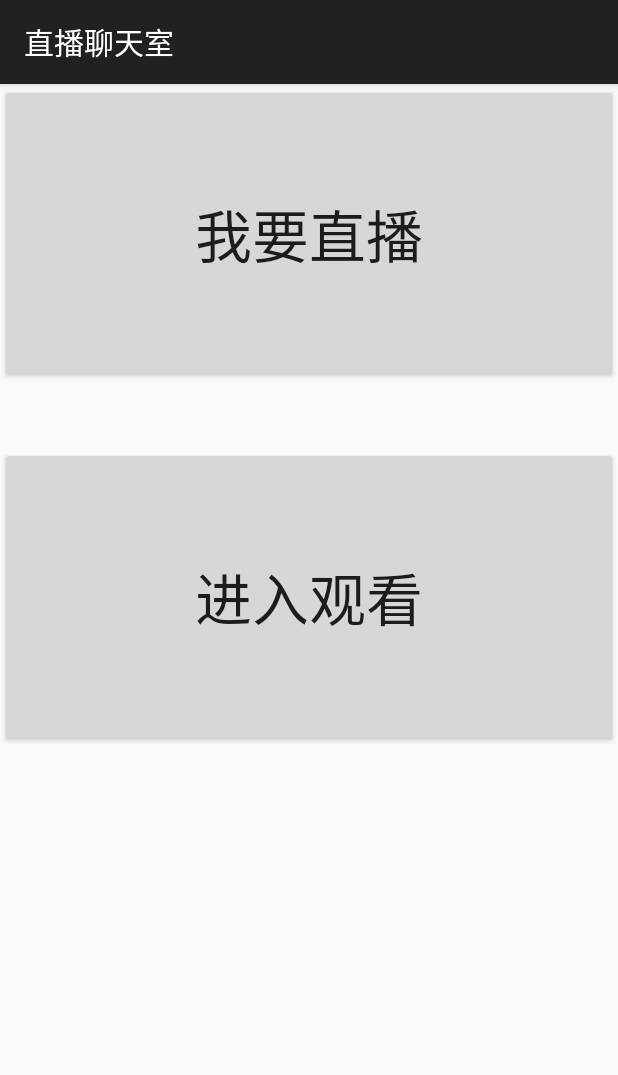
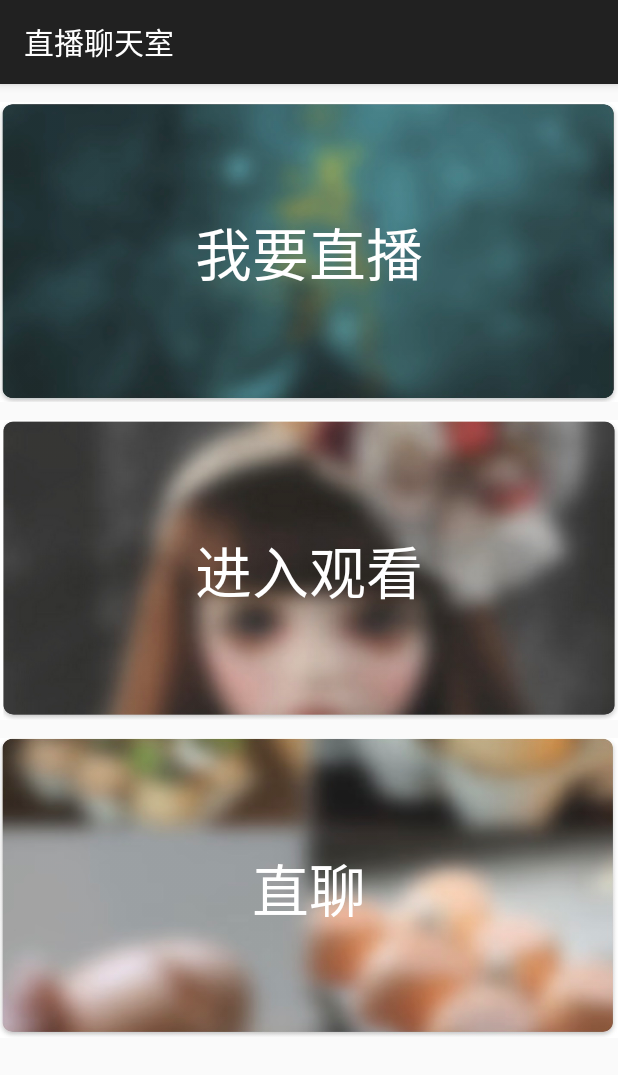
Before and after one commit to battleground/chatroom, an Android app: the MainActivity screen opened directly, with no data from a screen before it, on a phone screen of 412 x 824 dp. Shown: the top 1075 px of the screen. Run offline under Robolectric (Android 15) with nearby library versions, the phone set to English and light mode, and no system bars; our stand-ins replace ButterKnife; libraries missing offline, so code that uses them is left out: com.gun0912.tedpermission, com.zhy.http; 2 statements that could not run were skipped.

Commit message:
修改：增加直播、观看列表图片资源；

```diff
--- a/app/src/main/res/values/colors.xml
+++ b/app/src/main/res/values/colors.xml
@@ -14,7 +14,7 @@
     <!-- 默认可点击，可选择 -->
     <drawable name="default_selected_background_checked">#F7F7F7</drawable>
     <drawable name="default_selected_background_selected">#30ffffff</drawable>
-    <drawable name="default_selected_background_press">#30666666</drawable>
+    <drawable name="default_selected_background_press">#30333333</drawable>
     <drawable name="default_selected_background_normal">#00000000</drawable>
 
     <!-- 默认可点击，可选择 -->
--- a/live/src/main/java/com/qiniu/pili/droid/streaming/MainActivity.java
+++ b/live/src/main/java/com/qiniu/pili/droid/streaming/MainActivity.java
@@ -13,6 +13,7 @@ import com.gun0912.tedpermission.TedPermission;
 import com.leancloud.im.chatroom.AVIMClientManager;
 import com.leancloud.im.chatroom.AppApplication;
 import com.leancloud.im.chatroom.Constants;
+import com.leancloud.im.chatroom.activity.ChatRoomsActivity;
 import com.qiniu.pili.droid.streaming.commons.utils.ToastUtils;
 import com.qiniu.pili.droid.streaming.demo.Config;
 import com.qiniu.pili.droid.streaming.demo.R;
@@ -78,7 +79,7 @@ public class MainActivity extends AppCompatActivity implements CreateLiveView {
                 .check();
     }
 
-    @OnClick({R.id.button, R.id.button2})
+    @OnClick({R.id.button, R.id.button2, R.id.button3})
     public void onClick(View view) {
         switch (view.getId()) {
             case R.id.button:
@@ -86,6 +87,9 @@ public class MainActivity extends AppCompatActivity implements CreateLiveView {
                 break;
             case R.id.button2:
                 mLivePresenter.lookLive();
+                break;
+            case R.id.button3:
+                ChatRoomsActivity.launch(this);
                 break;
         }
     }
--- a/live/src/main/res/layout/activity_main2.xml
+++ b/live/src/main/res/layout/activity_main2.xml
@@ -1,27 +1,82 @@
 <?xml version="1.0" encoding="utf-8"?>
-<RelativeLayout xmlns:android="http://schemas.android.com/apk/res/android"
+<LinearLayout xmlns:android="http://schemas.android.com/apk/res/android"
     android:id="@+id/activity_main"
     android:layout_width="match_parent"
-    android:layout_height="match_parent">
+    android:layout_height="match_parent"
+    android:orientation="vertical">
 
-
-    <Button
+    <FrameLayout
         android:id="@+id/button"
         android:layout_width="match_parent"
         android:layout_height="200dp"
-        android:layout_alignParentTop="true"
-        android:layout_centerHorizontal="true"
-        android:text="我要直播"
-        android:textSize="38sp" />
+        android:layout_marginTop="12dp">
 
-    <Button
-        android:id="@+id/button2"
+        <ImageView
+            android:layout_width="match_parent"
+            android:layout_height="match_parent"
+            android:scaleType="fitXY"
+            android:src="@drawable/ic_publish_01" />
+
+        <TextView
+            android:layout_width="match_parent"
+            android:layout_height="match_parent"
+            android:background="@drawable/default_item_selector"
+            android:gravity="center"
+            android:shadowColor="#000"
+            android:shadowDx="4"
+            android:shadowDy="4"
+            android:text="我要直播"
+            android:textColor="#FFF"
+            android:textSize="38sp" />
+    </FrameLayout>
+
+    <FrameLayout
         android:layout_width="match_parent"
         android:layout_height="200dp"
-        android:layout_alignEnd="@+id/button"
-        android:layout_alignRight="@+id/button"
-        android:layout_below="@+id/button"
-        android:layout_marginTop="42dp"
-        android:text="进入观看"
-        android:textSize="38sp" />
-</RelativeLayout>
+        android:layout_marginTop="12dp">
+
+        <ImageView
+            android:layout_width="match_parent"
+            android:layout_height="match_parent"
+            android:scaleType="fitXY"
+            android:src="@drawable/ic_publish_02" />
+
+        <TextView
+            android:id="@+id/button2"
+            android:layout_width="match_parent"
+            android:layout_height="match_parent"
+            android:background="@drawable/default_item_selector"
+            android:gravity="center"
+            android:shadowColor="#000"
+            android:shadowDx="4"
+            android:shadowDy="4"
+            android:text="进入观看"
+            android:textColor="#FFF"
+            android:textSize="38sp" />
+    </FrameLayout>
+
+    <FrameLayout
+        android:layout_width="match_parent"
+        android:layout_height="200dp"
+        android:layout_marginTop="12dp">
+
+        <ImageView
+            android:layout_width="match_parent"
+            android:layout_height="match_parent"
+            android:scaleType="fitXY"
+            android:src="@drawable/ic_play_02" />
+
+        <TextView
+            android:id="@+id/button3"
+            android:layout_width="match_parent"
+            android:layout_height="match_parent"
+            android:background="@drawable/default_item_selector"
+            android:gravity="center"
+            android:shadowColor="#000"
+            android:shadowDx="4"
+            android:shadowDy="4"
+            android:text="直聊"
+            android:textColor="#FFF"
+            android:textSize="38sp" />
+    </FrameLayout>
+</LinearLayout>
```
Also changed, not shown: live/src/main/res/drawable/ic_play_02.jpg (added), live/src/main/res/drawable/ic_publish_01.jpg (added), live/src/main/res/drawable/ic_publish_02.jpg (added).
